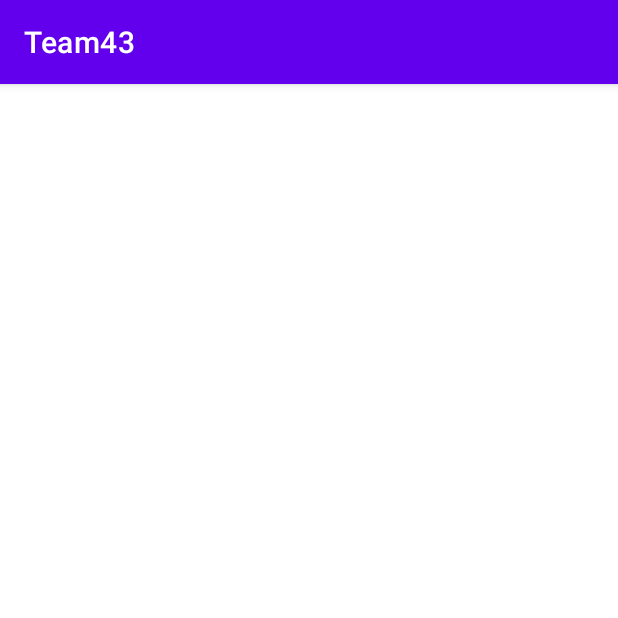
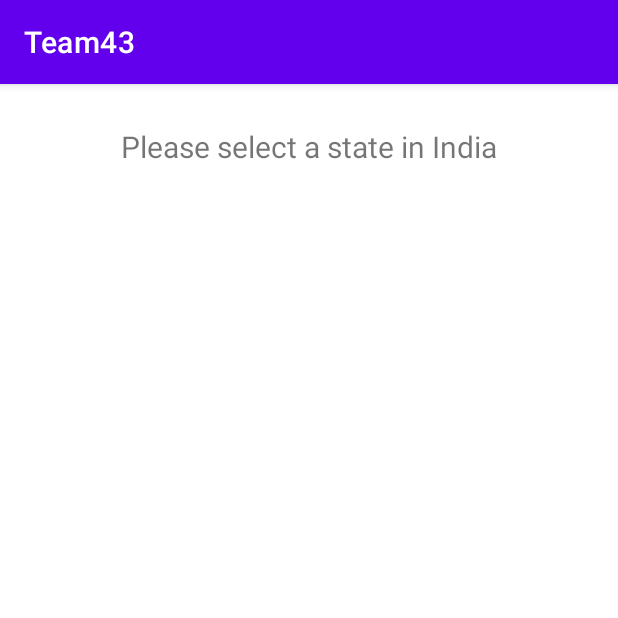
Before and after one commit to shambhavik14/Team43, an Android app: the States screen opened directly, with no data from a screen before it, on a phone screen of 412 x 824 dp, the top half of it. Run offline under Robolectric (Android 15) with nearby library versions, the phone set to English and light mode, and no system bars; 2 statements that could not run were skipped.

Commit message:
Activity is made responsive for both portrait and landscape.

```diff
--- a/app/src/main/res/layout/activity_states.xml
+++ b/app/src/main/res/layout/activity_states.xml
@@ -9,7 +9,20 @@
     <androidx.recyclerview.widget.RecyclerView
         android:id="@+id/recyclerView"
         android:layout_width="409dp"
-        android:layout_height="729dp"
-        tools:layout_editor_absoluteX="1dp"
-        tools:layout_editor_absoluteY="1dp" />
+        android:layout_height="654dp"
+        android:layout_marginTop="24dp"
+        app:layout_constraintTop_toBottomOf="@+id/textView"
+        tools:layout_editor_absoluteX="1dp" />
+
+    <TextView
+        android:id="@+id/textView"
+        android:layout_width="wrap_content"
+        android:layout_height="wrap_content"
+        android:layout_marginTop="28dp"
+        android:text="Please select a state in India"
+        android:textSize="20dp"
+        app:layout_constraintEnd_toEndOf="parent"
+        app:layout_constraintHorizontal_bias="0.498"
+        app:layout_constraintStart_toStartOf="parent"
+        app:layout_constraintTop_toTopOf="parent" />
 </androidx.constraintlayout.widget.ConstraintLayout>
--- a/app/src/main/res/layout/activity_states_layout.xml
+++ b/app/src/main/res/layout/activity_states_layout.xml
@@ -10,11 +10,14 @@
         android:id="@+id/stateName"
         android:layout_width="wrap_content"
         android:layout_height="wrap_content"
+        android:layout_marginStart="16dp"
         android:text="TextView"
+        android:textSize="30dp"
         app:layout_constraintBottom_toBottomOf="parent"
         app:layout_constraintEnd_toEndOf="parent"
-        app:layout_constraintHorizontal_bias="0.073"
+        app:layout_constraintHorizontal_bias="0.153"
         app:layout_constraintStart_toStartOf="parent"
         app:layout_constraintTop_toTopOf="parent"
-        app:layout_constraintVertical_bias="0.022" />
+        app:layout_constraintVertical_bias="0.13" />
+
 </androidx.constraintlayout.widget.ConstraintLayout>
```
